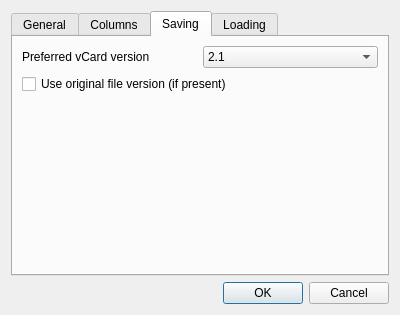
Old version of the form app/settingsdialog.ui in the repository DarkHobbit/doublecontact.
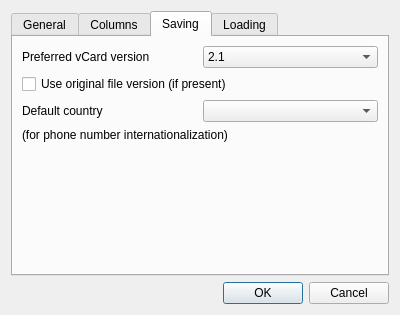
New version of the form. The open tabs and pages were chosen to show the change.

Commit message: Default country for phone number i18n can be set in settings dialog

What changed in the file:
```diff
--- a/app/settingsdialog.ui
+++ b/app/settingsdialog.ui
@@ -198,6 +198,27 @@
          </property>
         </widget>
        </item>
+       <item>
+        <layout class="QHBoxLayout" name="horizontalLayout_3">
+         <item>
+          <widget class="QLabel" name="lbDefaultCountryRules">
+           <property name="text">
+            <string>Default country</string>
+           </property>
+          </widget>
+         </item>
+         <item>
+          <widget class="QComboBox" name="cbDefaultCountryRules"/>
+         </item>
+        </layout>
+       </item>
+       <item>
+        <widget class="QLabel" name="lbDefaultCountryRules2">
+         <property name="text">
+          <string>(for phone number internationalization)</string>
+         </property>
+        </widget>
+       </item>
        <item>
         <spacer name="verticalSpacer">
          <property name="orientation">
```
Left out of the diff: 7 changed lines with no effect on the pictures. The commit also changes 8 other files.
